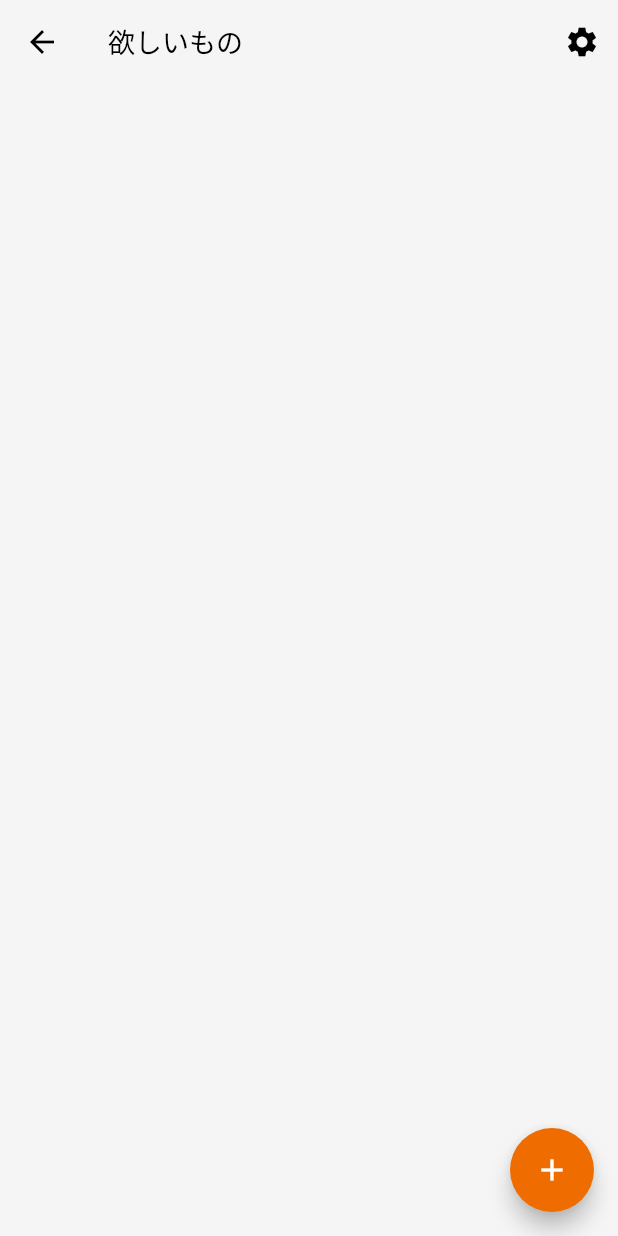
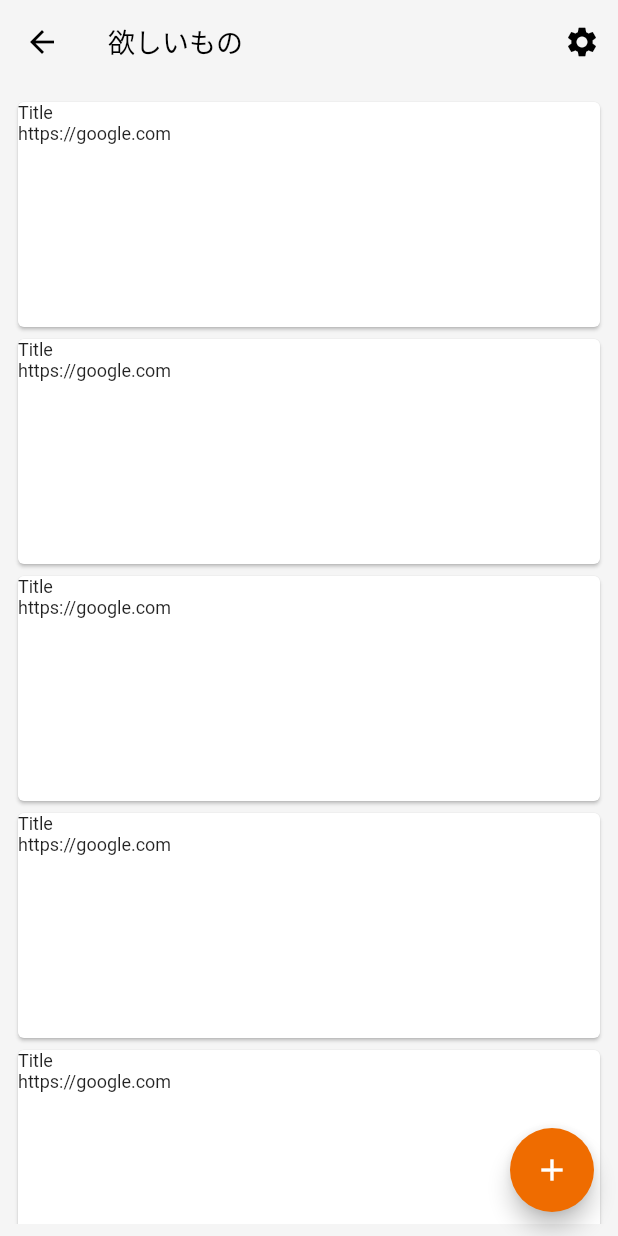
Before and after one commit to youmitsu/state_notifier_test_app, a Flutter app: the HomePage screen opened by its route, on a phone screen of 412 x 824 dp. Run offline on Flutter 3.47's test engine with Material 2 defaults, Android fonts, the phone set to English and light mode, and no system bars; our stand-ins replace bot_toast, cloud_firestore, firebase_auth, flutter_form_builder, flutter_hooks, freezed_annotation and 4 more; missing offline and left inert: flutter_state_notifier; accounts and stored records are empty; generated files the repository leaves out were written again.

Commit message:
create card

```diff
--- a/lib/ui/page/home/home_page.dart
+++ b/lib/ui/page/home/home_page.dart
@@ -1,4 +1,5 @@
 import 'package:flutter/material.dart';
+import 'package:state_notifier_test_app/collection/collection.dart';
 import 'package:state_notifier_test_app/ui/page/pages.dart';
 
 class HomePage extends StatefulWidget {
@@ -24,6 +25,7 @@ class _HomePageState extends State<HomePage> {
           ),
         ],
       ),
+      body: HomeBody(),
       floatingActionButton: FloatingActionButton(
         child: Icon(
           Icons.add,
@@ -35,3 +37,46 @@ class _HomePageState extends State<HomePage> {
     );
   }
 }
+
+class HomeBody extends StatelessWidget {
+  @override
+  Widget build(BuildContext context) {
+    return Container(
+      margin: const EdgeInsets.all(8),
+      child: ListView.builder(
+        itemCount: 5,
+        itemBuilder: (context, index) {
+          return ItemCard(
+            Item(
+              title: 'Title',
+              url: 'https://google.com',
+            ),
+          );
+        },
+      ),
+    );
+  }
+}
+
+class ItemCard extends StatelessWidget {
+  final Item item;
+
+  ItemCard(this.item);
+
+  @override
+  Widget build(BuildContext context) {
+    return Card(
+      child: Container(
+        height: 150,
+        child: Column(
+          crossAxisAlignment: CrossAxisAlignment.start,
+          mainAxisSize: MainAxisSize.min,
+          children: <Widget>[
+            Text(item.title),
+            Text(item.url ?? ''),
+          ],
+        ),
+      ),
+    );
+  }
+}
```
